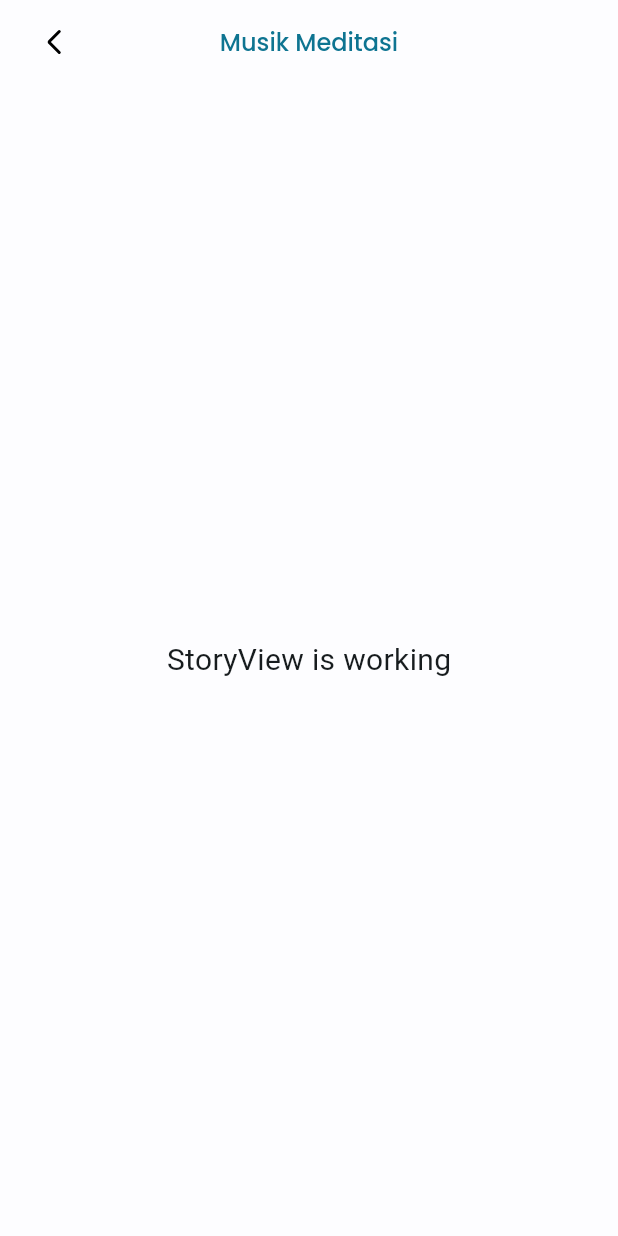
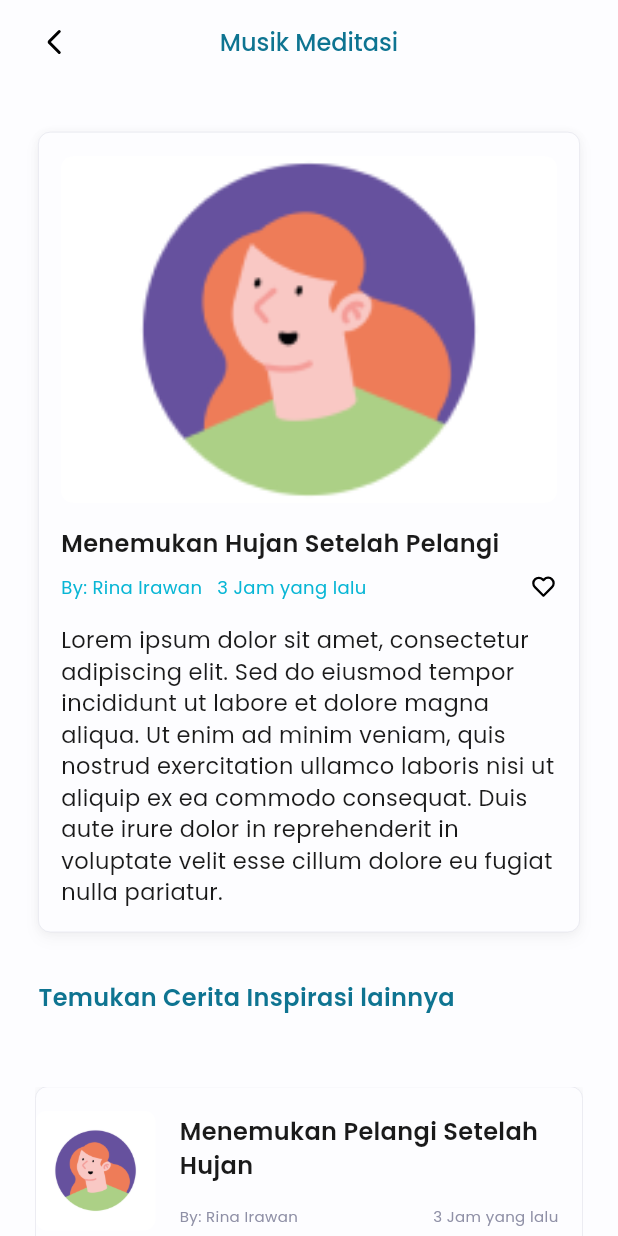
Before and after one commit to Kelompok-6-Capstone-Alterra-2024/mental-health-care-mobile, a Flutter app: the StoryView screen opened by its route, on a phone screen of 412 x 824 dp. Run offline on Flutter 3.47's test engine with Material 3 defaults, Android fonts, the phone set to English and light mode, and no system bars; our stand-ins replace flutter_svg, gap, get.

Commit message:
✨ feat: Refactor story view layout and add lazy loading for images

```diff
--- a/lib/app/modules/meditation/views/story_view.dart
+++ b/lib/app/modules/meditation/views/story_view.dart
@@ -1,9 +1,11 @@
 import 'package:flutter/material.dart';
 import 'package:flutter_svg/flutter_svg.dart';
+import 'package:gap/gap.dart';
 import 'package:get/get.dart';
 
 import '../../../../constant/constant.dart';
 import '../controllers/meditation_controller.dart';
+import 'components/story.dart';
 
 class StoryView extends StatelessWidget {
   const StoryView({super.key});
@@ -38,10 +40,120 @@ class StoryView extends StatelessWidget {
         ),
         centerTitle: true,
       ),
-      body: const Center(
-        child: Text(
-          'StoryView is working',
-          style: TextStyle(fontSize: 20),
+      body: SingleChildScrollView(
+        child: Column(
+          children: [
+            Container(
+              padding: const EdgeInsets.symmetric(
+                horizontal: 25.5,
+                vertical: 32,
+              ),
+              child: Column(
+                crossAxisAlignment: CrossAxisAlignment.start,
+                children: [
+                  Container(
+                    padding: const EdgeInsets.symmetric(
+                      horizontal: 15,
+                      vertical: 16,
+                    ),
+                    decoration: BoxDecoration(
+                      border: Border.all(
+                        color: Neutral.dark4,
+                        width: 0.2,
+                      ),
+                      color: Neutral.light4,
+                      borderRadius: BorderRadius.circular(8),
+                      boxShadow: [
+                        blur4,
+                        blur8,
+                      ],
+                    ),
+                    child: Column(
+                      children: [
+                        Container(
+                          height: 231,
+                          width: 347,
+                          decoration: BoxDecoration(
+                            borderRadius: BorderRadius.circular(8),
+                            image: const DecorationImage(
+                              image: AssetImage('assets/images/3.png'),
+                              fit: BoxFit.cover,
+                            ),
+                          ),
+                        ),
+                        Gap(16),
+                        Column(
+                          crossAxisAlignment: CrossAxisAlignment.start,
+                          children: [
+                            Text(
+                              'Menemukan Hujan Setelah Pelangi',
+                              textAlign: TextAlign.left,
+                              style: semiBold.copyWith(
+                                fontSize: 16,
+                                color: Neutral.dark1,
+                              ),
+                            ),
+                            Gap(8),
+                            Row(
+                              mainAxisAlignment: MainAxisAlignment.spaceBetween,
+                              children: [
+                                Row(
+                                  children: [
+                                    Text(
+                                      'By: Rina Irawan',
+                                      style: regular.copyWith(
+                                        fontSize: 12,
+                                        color: Primary.mainColor,
+                                      ),
+                                    ),
+                                    Gap(10),
+                                    Text(
+                                      '3 Jam yang lalu',
+                                      style: regular.copyWith(
+                                        fontSize: 12,
+                                        color: Primary.mainColor,
+                                      ),
+                                    ),
+                                  ],
+                                ),
+                                SvgPicture.asset(
+                                  'assets/icons/Heart.svg',
+                                  width: 18,
+                                ),
+                              ],
+                            ),
+                            Gap(16),
+                            Text(
+                              'Lorem ipsum dolor sit amet, consectetur adipiscing elit. Sed do eiusmod tempor incididunt ut labore et dolore magna aliqua. Ut enim ad minim veniam, quis nostrud exercitation ullamco laboris nisi ut aliquip ex ea commodo consequat. Duis aute irure dolor in reprehenderit in voluptate velit esse cillum dolore eu fugiat nulla pariatur.',
+                              style: regular.copyWith(
+                                fontSize: 15,
+                                color: Neutral.dark1,
+                              ),
+                            )
+                          ],
+                        )
+                      ],
+                    ),
+                  ),
+                  Gap(32),
+                  Text(
+                    'Temukan Cerita Inspirasi lainnya',
+                    style: semiBold.copyWith(
+                      fontSize: 16,
+                      color: Primary.darker,
+                    ),
+                  ),
+                  Gap(16),
+                ],
+              ),
+            ),
+            ConstrainedBox(
+              constraints: const BoxConstraints(
+                maxHeight: 400, // Set a max height for the list view
+              ),
+              child: StoryTab(),
+            ),
+          ],
         ),
       ),
     );
```
